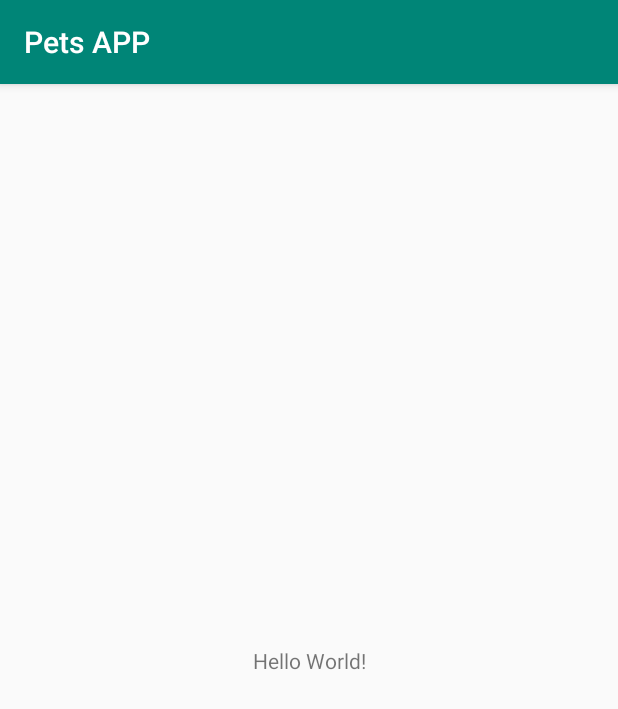
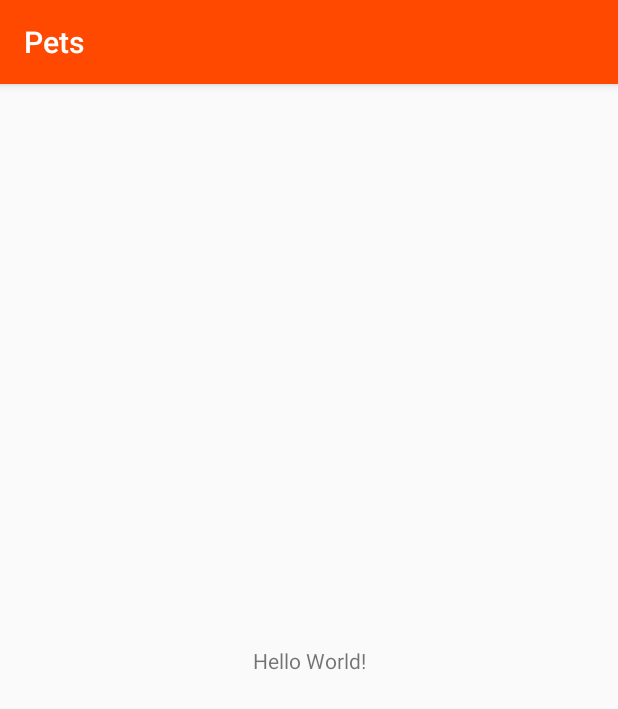
Before and after one commit to alessanderleite/pets-app, an Android app: the screen it shows after launch (MainActivity), on a phone screen of 412 x 824 dp. Shown: the top 709 px of the screen. Run offline under Robolectric (Android 15) with nearby library versions, the phone set to English and light mode, and no system bars.

Commit message:
set the requireds xml files inside values folder

```diff
--- a/app/src/main/res/values/colors.xml
+++ b/app/src/main/res/values/colors.xml
@@ -1,6 +1,10 @@
 <?xml version="1.0" encoding="utf-8"?>
 <resources>
-    <color name="colorPrimary">#008577</color>
-    <color name="colorPrimaryDark">#00574B</color>
-    <color name="colorAccent">#D81B60</color>
+    <color name="colorPrimary">#ff4800</color>
+    <color name="colorPrimaryDark">#dc4a10</color>
+    <color name="colorAccent">#009cfd</color>
+
+    <color name="colorPrimaryEditor">#009cfd</color>
+    <color name="colorPrimaryDarkEditor">#1284ca</color>
+    <color name="colorAccentEditor">#e24000</color>
 </resources>
--- /dev/null
+++ b/app/src/main/res/values/dimens.xml
@@ -0,0 +1,4 @@
+<?xml version="1.0" encoding="utf-8"?>
+<resources>
+    <dimen name="fab_margin">16dp</dimen>
+</resources>
--- a/app/src/main/res/values/strings.xml
+++ b/app/src/main/res/values/strings.xml
@@ -1,3 +1,6 @@
 <resources>
-    <string name="app_name">Pets APP</string>
+    <string name="app_name">Pets</string>
+    <string name="gender_unknown">Unknown</string>
+    <string name="gender_male">Male</string>
+    <string name="gender_female">Female</string>
 </resources>
```
Also changed, not shown: app/src/main/res/values/arrays.xml (added, +9 -0 lines), app/src/main/res/values/styles.xml (+15 -0 lines).
